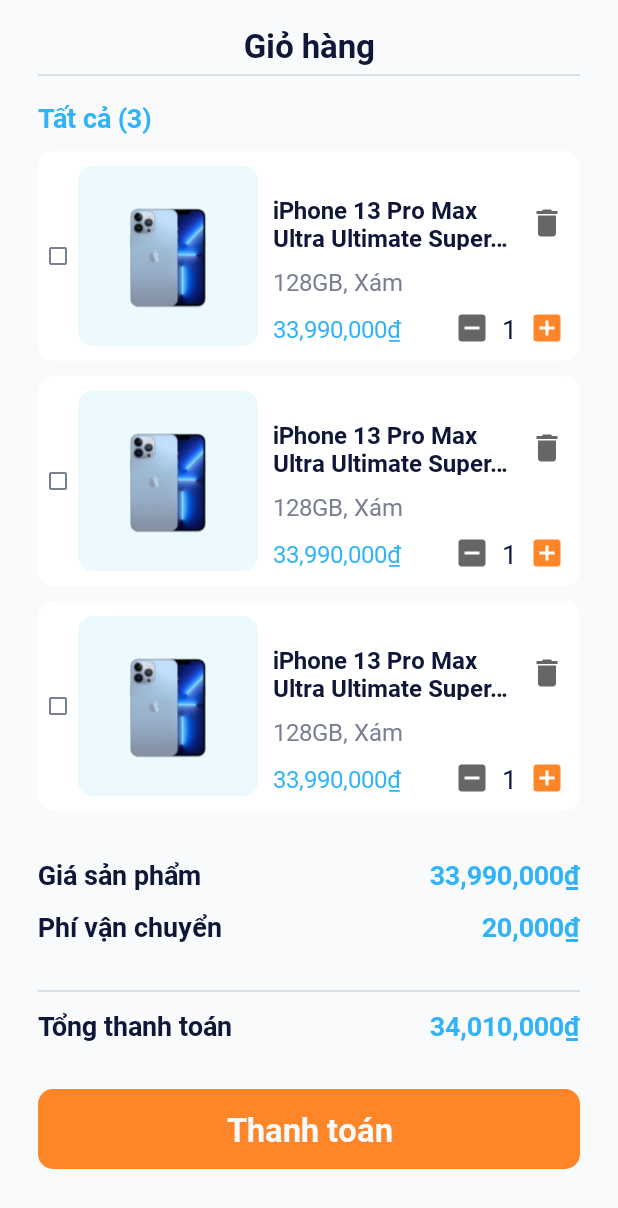
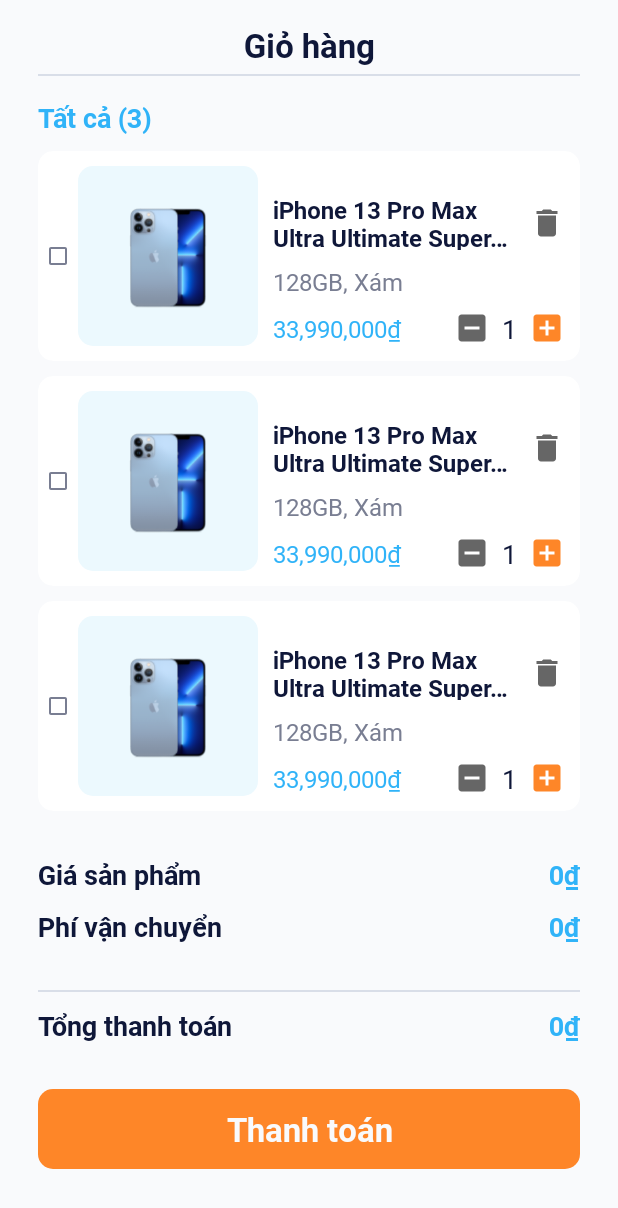
Before and after one commit to maiphuocloi01/Mobile_Store, an Android app: the layout fragment_cart.xml on its own in the app's theme, with its tools: preview values and no code run, on a phone screen of 412 x 824 dp. Shown: the top 1208 px of the screen. Run offline under Robolectric (Android 15) with nearby library versions, the phone set to English and light mode, and no system bars.

Commit message:
payment cart listener

```diff
--- a/app/src/main/res/layout/fragment_cart.xml
+++ b/app/src/main/res/layout/fragment_cart.xml
@@ -80,13 +80,13 @@
                     android:textSize="18sp" />
 
                 <TextView
-                    android:id="@+id/iv_product_cost"
+                    android:id="@+id/tv_product_cost"
                     android:layout_width="match_parent"
-                    android:layout_height="wrap_content"
+                    android:layout_height="match_parent"
                     android:layout_alignParentTop="true"
                     android:layout_weight="1"
                     android:fontFamily="@font/roboto_bold"
-                    android:text="33,990,000₫"
+                    android:text="0₫"
                     android:textAlignment="textEnd"
                     android:textColor="@color/blue_500"
                     android:textSize="18sp" />
@@ -112,13 +112,13 @@
                     android:textSize="18sp" />
 
                 <TextView
-                    android:id="@+id/iv_ship_cost"
+                    android:id="@+id/tv_ship_cost"
                     android:layout_width="match_parent"
                     android:layout_height="wrap_content"
                     android:layout_alignParentTop="true"
                     android:layout_weight="1"
                     android:fontFamily="@font/roboto_bold"
-                    android:text="20,000₫"
+                    android:text="0₫"
                     android:textAlignment="textEnd"
                     android:textColor="@color/blue_500"
                     android:textSize="18sp" />
@@ -153,13 +153,13 @@
                     android:textSize="18sp" />
 
                 <TextView
-                    android:id="@+id/iv_total_cost"
+                    android:id="@+id/tv_total_cost"
                     android:layout_width="match_parent"
                     android:layout_height="wrap_content"
                     android:layout_alignParentTop="true"
                     android:layout_weight="1"
                     android:fontFamily="@font/roboto_bold"
-                    android:text="34,010,000₫"
+                    android:text="0₫"
                     android:textAlignment="textEnd"
                     android:textColor="@color/blue_500"
                     android:textSize="18sp" />
--- a/app/src/main/res/layout/fragment_profile.xml
+++ b/app/src/main/res/layout/fragment_profile.xml
@@ -21,7 +21,7 @@
                 android:layout_width="match_parent"
                 android:layout_height="wrap_content"
                 android:layout_alignParentTop="true"
-                android:layout_marginHorizontal="20dp"
+                android:layout_marginHorizontal="30dp"
                 android:layout_marginTop="15dp"
                 android:fontFamily="@font/roboto_bold"
                 android:text="Thông tin cá nhân"
@@ -34,7 +34,7 @@
                 android:layout_width="match_parent"
                 android:layout_height="1dp"
                 android:layout_below="@+id/title"
-                android:layout_marginHorizontal="20dp"
+                android:layout_marginHorizontal="30dp"
                 android:layout_marginTop="10dp"
                 android:background="@color/background" />
         </RelativeLayout>
```
Also changed, not shown: app/src/main/java/com/groupone/mobilestore/view/adapter/CartAdapter.java (+21 -0 lines), app/src/main/java/com/groupone/mobilestore/view/fragment/CartFragment.java (+30 -1 lines).
